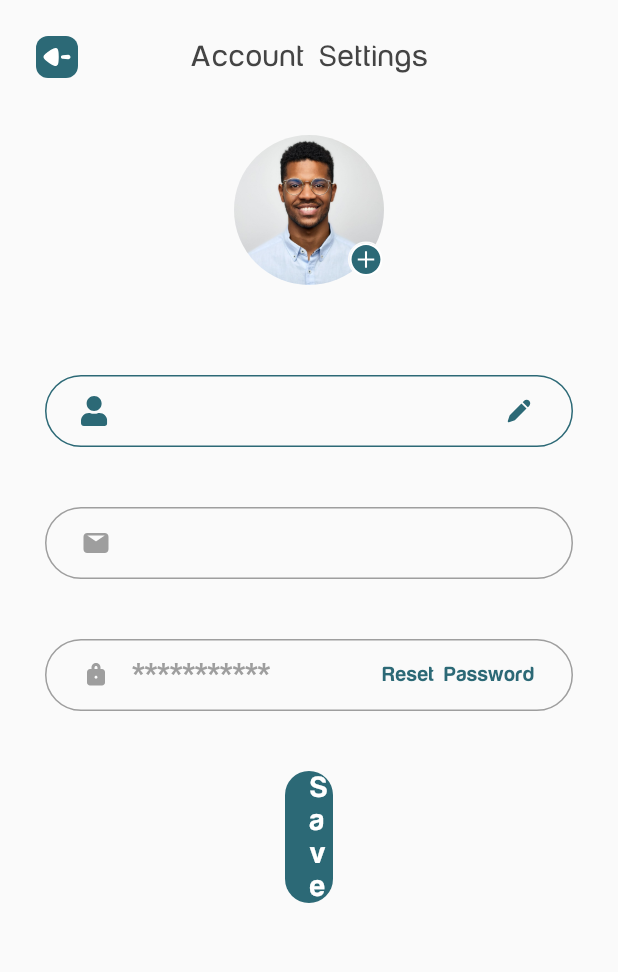
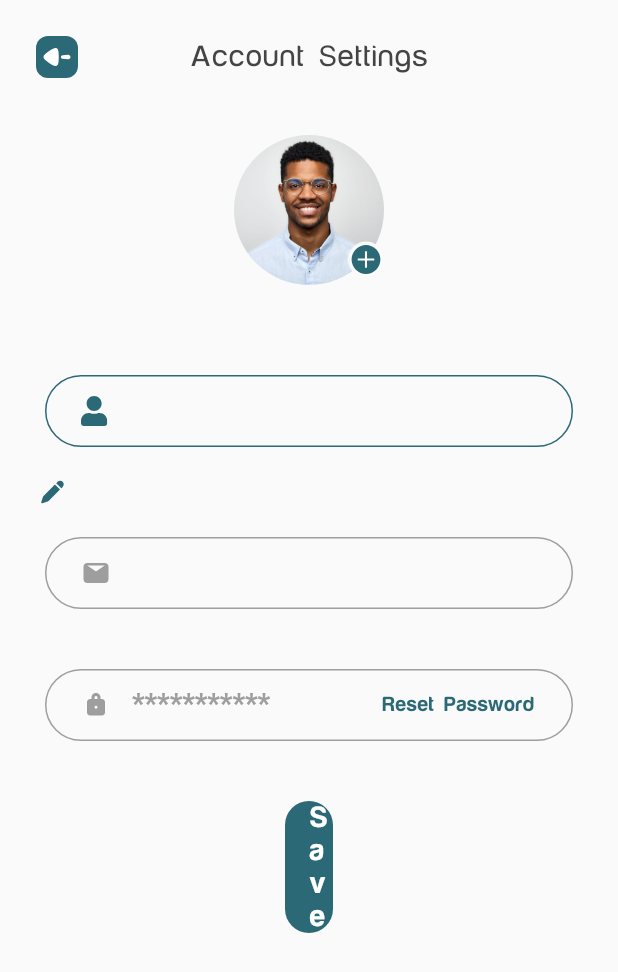
Before and after one commit to M0xYasser/smarketRepo, a Flutter app: the AccountSetting screen opened by its route, on a phone screen of 412 x 824 dp. Shown: the top 972 px of the screen. Run offline on Flutter 3.47's test engine with Material 2 defaults, Android fonts, the phone set to English and light mode, and no system bars; our stand-ins replace easy_splash_screen, flutter_svg, open_file, pdf, pin_code_fields, shared_preferences; missing offline and left inert: email_otp, qr_code_scanner, universal_html; accounts and stored records are empty; project files that could hold a hidden picture were left out.

Commit message:
UPDATE ACC SETTINGS

```diff
--- a/lib/presentation/screens/account_setting.dart
+++ b/lib/presentation/screens/account_setting.dart
@@ -4,6 +4,11 @@ import 'package:flutter/material.dart';
 import 'package:flutter_svg/flutter_svg.dart';
 import 'package:shared_preferences/shared_preferences.dart';
 import 'package:smarket_app/presentation/widgets/customAppBar.dart';
+
+import 'dart:convert';
+import 'dart:io';
+//import 'package:image_picker/image_picker.dart';
+import 'package:http/http.dart' as http;
 
 class AccountSetting extends StatefulWidget {
   const AccountSetting({super.key});
@@ -13,6 +18,48 @@ class AccountSetting extends StatefulWidget {
 }
 
 class _AccountSettingState extends State<AccountSetting> {
+  // File _imageFile;
+  // String _imageUrl;
+
+  // Future<void> _uploadImage() async {
+  // final picker = ImagePicker();
+  // final pickedFile = await picker.getImage(source: ImageSource.gallery);
+  // setState(() {
+  // _imageFile = File(pickedFile.path);
+  // });
+
+  // final url = 'http://your-api-url.com/upload-image';
+  // final bytes = await _imageFile.readAsBytes();
+  // final base64Image = base64Encode(bytes);
+  // final response = await http.post(
+  // Uri.parse(url),
+  // body: {
+  // 'image': base64Image,
+  // },
+  // );
+
+  // if (response.statusCode == 200) {
+  // final jsonResponse = jsonDecode(response.body);
+  // final newImageUrl = jsonResponse['image_url'];
+  // setState(() {
+  // _imageUrl = newImageUrl;
+  // });
+
+  // Update user's profile picture in database
+  // final profileUpdateUrl = 'http://your-api-url.com/update-profile';
+  // final profileUpdateResponse = await http.post(
+  // Uri.parse(profileUpdateUrl),
+  // body: {
+  // 'user_id': '123', // replace with actual user ID
+  // 'profile_picture_url': newImageUrl,
+  // },
+  // );
+  // if (profileUpdateResponse.statusCode == 200) {
+  // print('Profile picture updated successfully');
+  // }
+  // }
+  // }
+
   var emailController = TextEditingController();
   var passwordController = TextEditingController();
   bool password = true;
@@ -82,8 +129,12 @@ class _AccountSettingState extends State<AccountSetting> {
                 ),
               ),
             ),
+            Stack(
+              alignment: AlignmentDirectional.centerEnd,
+              children: [
                 Padding(
-              padding: const EdgeInsets.symmetric(horizontal: 30, vertical: 20),
+                  padding:
+                      const EdgeInsets.symmetric(horizontal: 30, vertical: 20),
                   child: SizedBox(
                     width: MediaQuery.of(context).size.width - 48,
                     height: 48,
@@ -113,7 +164,7 @@ class _AccountSettingState extends State<AccountSetting> {
                               )
                             ],
                           ),
-                      suffixIcon: Row(
+                          /*suffixIcon: Row(
                             mainAxisSize: MainAxisSize.min,
                             children: [
                               const SizedBox(
@@ -130,7 +181,7 @@ class _AccountSettingState extends State<AccountSetting> {
                                 width: 26,
                               )
                             ],
-                      ),
+                          ),*/
                           enabledBorder: OutlineInputBorder(
                               borderSide: const BorderSide(
                                   width: 1.0,
@@ -145,6 +196,26 @@ class _AccountSettingState extends State<AccountSetting> {
                       ),
                     ),
                   ),
+                ),
+              ],
+            ),
+            Row(
+              mainAxisSize: MainAxisSize.min,
+              children: [
+                const SizedBox(
+                  width: 24,
+                ),
+                InkWell(
+                    onTap: () {
+                      setState(() {
+                        isEditing = false;
+                      });
+                    },
+                    child: SvgPicture.asset("assets/icons/edit.svg")),
+                const SizedBox(
+                  width: 26,
+                )
+              ],
             ),
             Padding(
               padding: const EdgeInsets.symmetric(horizontal: 30, vertical: 20),
```
Lines whose indentation alone changed are shown as unchanged.
